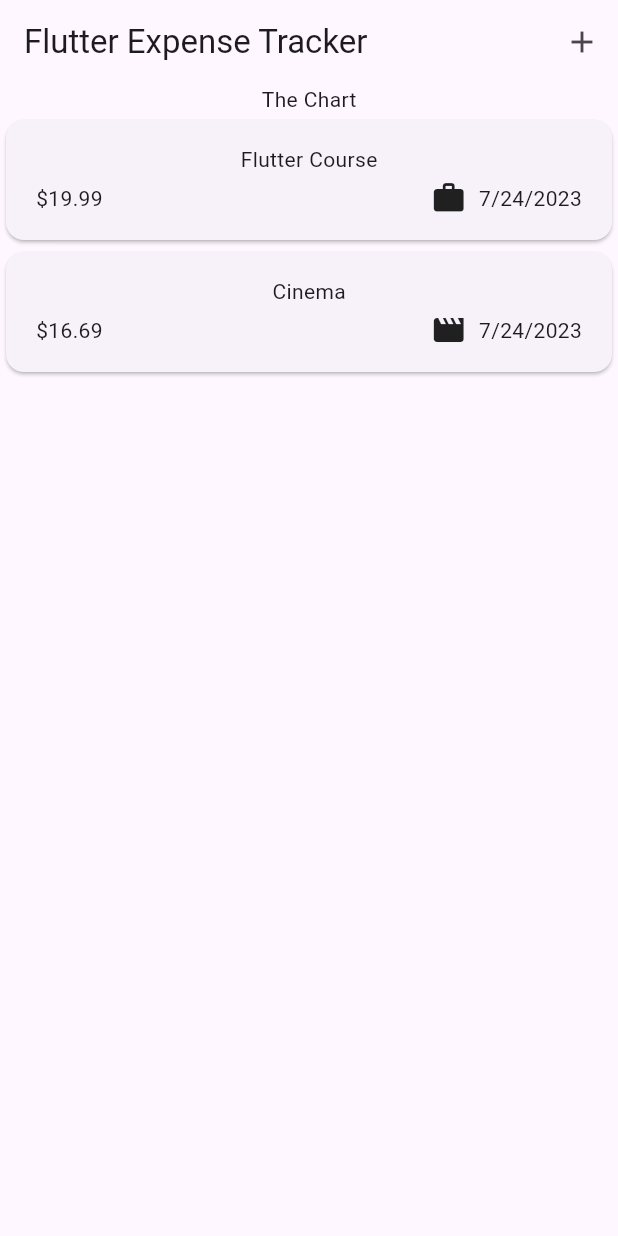
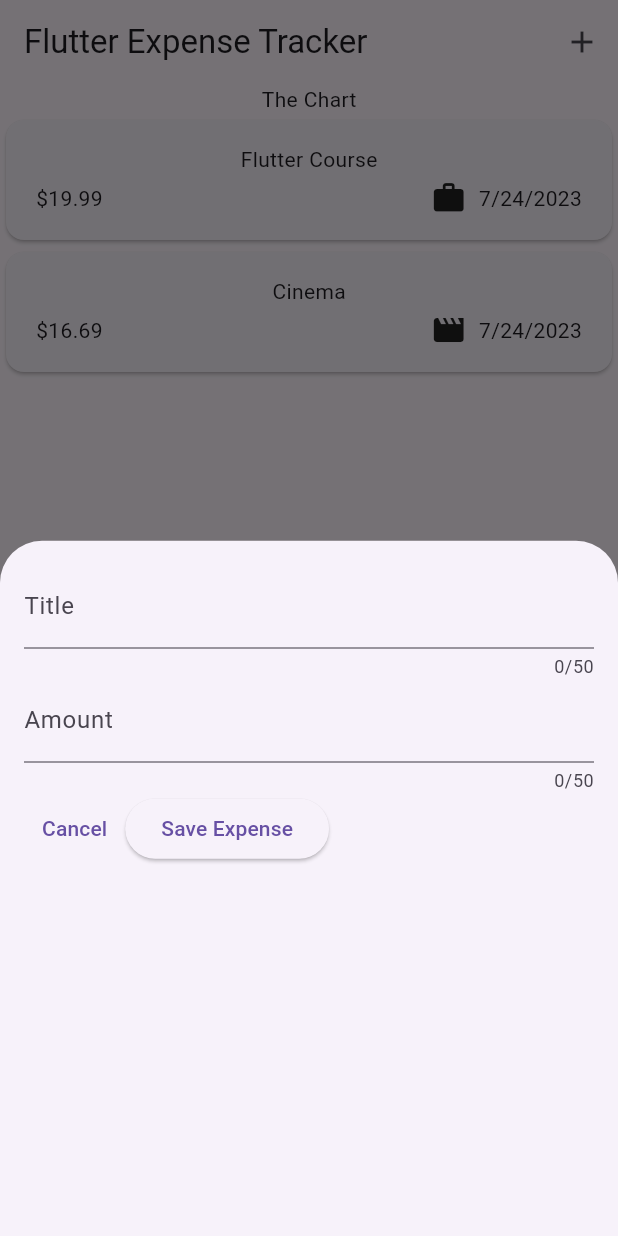
Before and after one commit to GabrielAllba/Expense-tracker, a Flutter app: the screen it shows after launch, after a tap on the "add" icon, on a phone screen of 412 x 824 dp. Run offline on Flutter 3.47's test engine with Material 2 defaults, Android fonts, the phone set to English and light mode, and no system bars.

Commit message:
add amount input

```diff
--- a/lib/widgets/expenses.dart
+++ b/lib/widgets/expenses.dart
@@ -1,4 +1,5 @@
 import 'package:expense_tracker/widgets/expenses_list/expenses_list.dart';
+import 'package:expense_tracker/widgets/new_expense.dart';
 import 'package:flutter/material.dart';
 import 'package:expense_tracker/models/expense.dart';
 
@@ -25,6 +26,12 @@ class _ExpensesState extends State<Expenses> {
       category: Category.leisure,
     ),
   ];
+
+  void _openAddExpenseOverlay() {
+    showModalBottomSheet(
+        context: context, builder: (ctx) => const NewExpense());
+  }
+
   @override
   Widget build(context) {
     return Scaffold(
@@ -32,7 +39,7 @@ class _ExpensesState extends State<Expenses> {
         title: const Text('Flutter Expense Tracker'),
         actions: [
           IconButton(
-            onPressed: () {},
+            onPressed: _openAddExpenseOverlay,
             icon: const Icon(Icons.add),
           )
         ],
--- /dev/null
+++ b/lib/widgets/new_expense.dart
@@ -0,0 +1,62 @@
+import 'package:flutter/material.dart';
+
+class NewExpense extends StatefulWidget {
+  const NewExpense({super.key});
+  @override
+  State<StatefulWidget> createState() {
+    return _NewExpenseState();
+  }
+}
+
+class _NewExpenseState extends State<NewExpense> {
+  final _titleController = TextEditingController();
+  final _amountController = TextEditingController();
+
+  @override
+  void dispose() {
+    _titleController.dispose();
+    _amountController.dispose();
+    super.dispose();
+  }
+
+  @override
+  Widget build(BuildContext context) {
+    return Padding(
+      padding: const EdgeInsets.all(16),
+      child: Column(
+        children: [
+          TextField(
+            // onChanged: _saveTitleInput,
+            controller: _titleController,
+            maxLength: 50,
+            decoration: const InputDecoration(label: Text('Title')),
+          ),
+          TextField(
+            // onChanged: _saveTitleInput,
+            controller: _amountController,
+            keyboardType: TextInputType.number,
+            maxLength: 50,
+            decoration: const InputDecoration(
+              prefixText: '\$',
+              label: Text('Amount'),
+            ),
+          ),
+          Row(
+            children: [
+              TextButton(
+                onPressed: () {},
+                child: const Text('Cancel'),
+              ),
+              ElevatedButton(
+                  onPressed: () {
+                    print(_titleController.text);
+                    print(_amountController.text);
+                  },
+                  child: const Text('Save Expense'))
+            ],
+          )
+        ],
+      ),
+    );
+  }
+}
```
